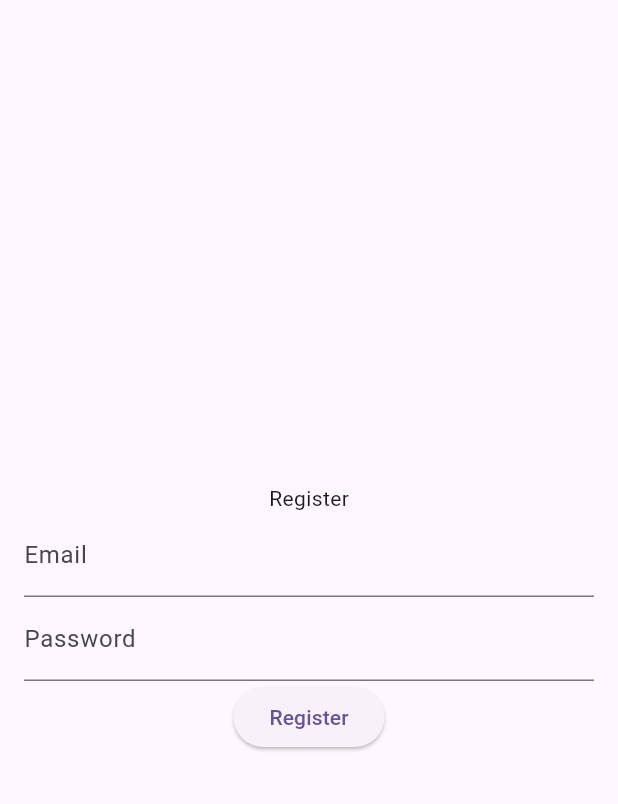
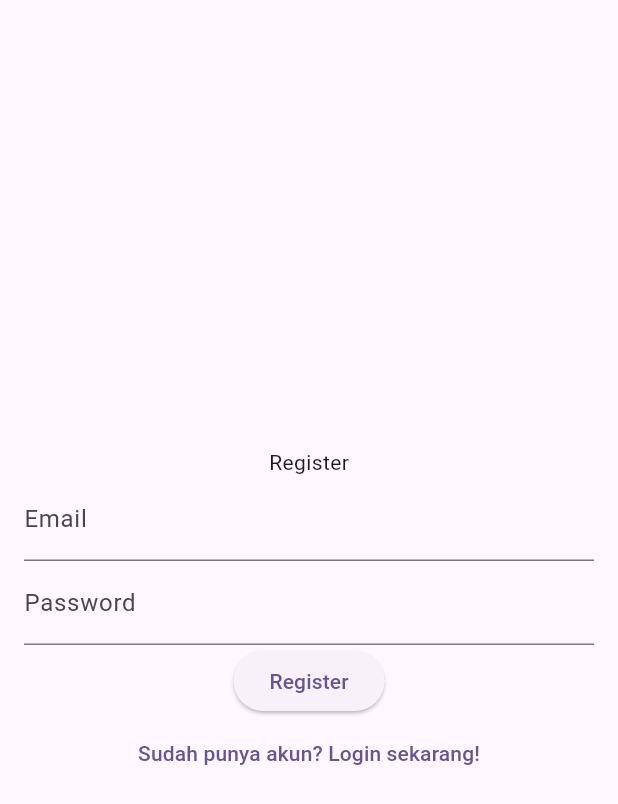
Before and after one commit to Abdurrafi07/20220140103_act4, a Flutter app: the RegisterPage screen opened directly, on a phone screen of 412 x 824 dp. Shown: the top 804 px of the screen. Run offline on Flutter 3.47's test engine with Material 3 defaults, Android fonts, the phone set to English and light mode, and no system bars.

Commit message:
Menambahkan tombol untuk navigasi ke halaman Login

```diff
--- a/lib/register_page.dart
+++ b/lib/register_page.dart
@@ -1,3 +1,4 @@
+import 'package:activity_4/login_page.dart';
 import 'package:flutter/material.dart';
 
 class RegisterPage extends StatefulWidget {
@@ -48,6 +49,17 @@ class _RegisterPageState extends State<RegisterPage> {
                 },
               ),
               ElevatedButton(onPressed: () {}, child: const Text('Register')),
+              TextButton(
+                onPressed: () {
+                  Navigator.pop(context);
+                  // Navigator.pushNamed(context, '/login'); // Alternatif navigasi
+                  // Navigator.push(
+                  //   context,
+                  //   MaterialPageRoute(builder: (context) = const LoginPage()),
+                  // );
+                },
+                child: const Text('Sudah punya akun? Login sekarang!'),
+              ),
             ],
           ),
         ),
```
